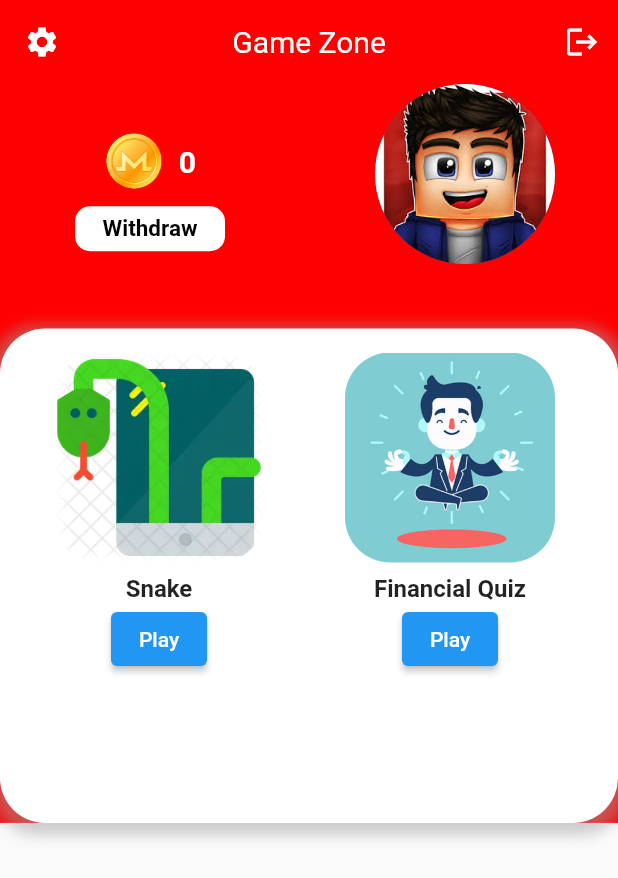
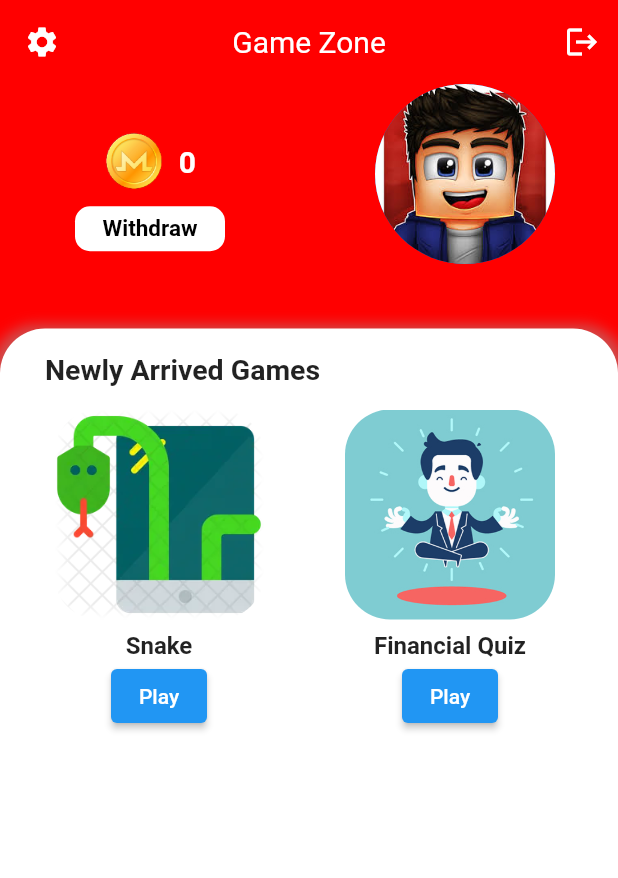
Before and after one commit to Madhav-S-S/fin_quest, a Flutter app: the screen it shows after launch, after a tap on "Login", on a phone screen of 412 x 824 dp. Shown: the top 878 px of the screen. Run offline on Flutter 3.47's test engine with Material 2 defaults, Android fonts, the phone set to English and light mode, and no system bars; our stand-ins replace cloud_firestore, firebase_core; accounts and stored records are empty; Roboto replaces fonts that are missing (Poppins, poppins).

Commit message:
UI edits for home game bar

```diff
--- a/lib/home.dart
+++ b/lib/home.dart
@@ -148,10 +148,10 @@ class _HomeState extends State<Home> {
               ),
              Container(
   width: MediaQuery.of(context).size.width,
-                height: MediaQuery.of(context).size.height * 0.4,
+  height: MediaQuery.of(context).size.height, // Set the height to occupy the entire screen height
   decoration: BoxDecoration(
     color: Colors.white,
-                  borderRadius: BorderRadius.circular(30),
+    borderRadius: BorderRadius.vertical(top: Radius.circular(30)), // Round the top edges
     boxShadow: [
       BoxShadow(
         color: Colors.grey.withOpacity(0.5),
@@ -161,8 +161,29 @@ class _HomeState extends State<Home> {
       ),
     ],
   ),
+  child: Column(
+    crossAxisAlignment: CrossAxisAlignment.start,
+    children: [
+      // Add the "Newly Arrived Games" text here
+      Align(
+        alignment: Alignment.centerLeft,
+        child: Padding(
+          padding: const EdgeInsets.only(top: 16, left: 30),
+          child: Text(
+            "Newly Arrived Games",
+            style: TextStyle(
+              fontSize: 19,
+              fontWeight: FontWeight.bold,
+              fontFamily: "poppins",
+            ),
+          ),
+        ),
+      ),
+      // Horizontal scrolling for game cards
+      Container(
+        height: MediaQuery.of(context).size.height * 0.4, // Adjust the height as needed
         child: ListView(
-                  scrollDirection: Axis.horizontal, // Enable horizontal scrolling
+          scrollDirection: Axis.horizontal,
           padding: EdgeInsets.all(16),
           children: [
             _buildGameCard(
@@ -181,6 +202,12 @@ class _HomeState extends State<Home> {
           ],
         ),
       ),
+    ],
+  ),
+),
+
+
+
             ],
           ),
         ),
```
Lines whose indentation alone changed are shown as unchanged.
